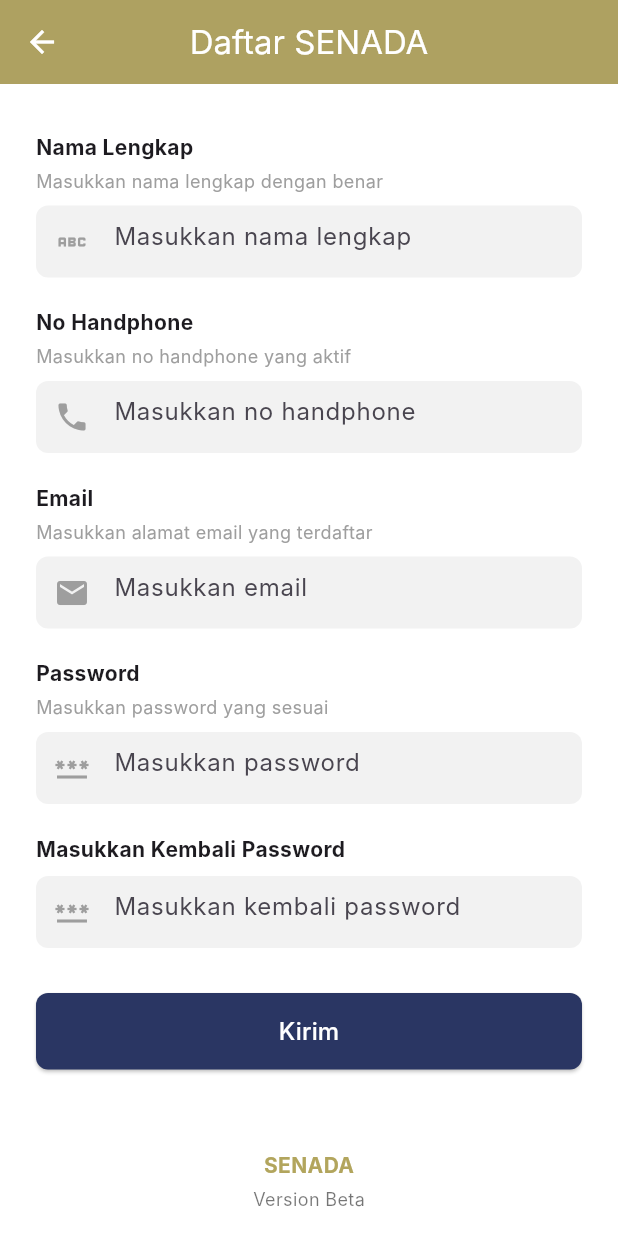
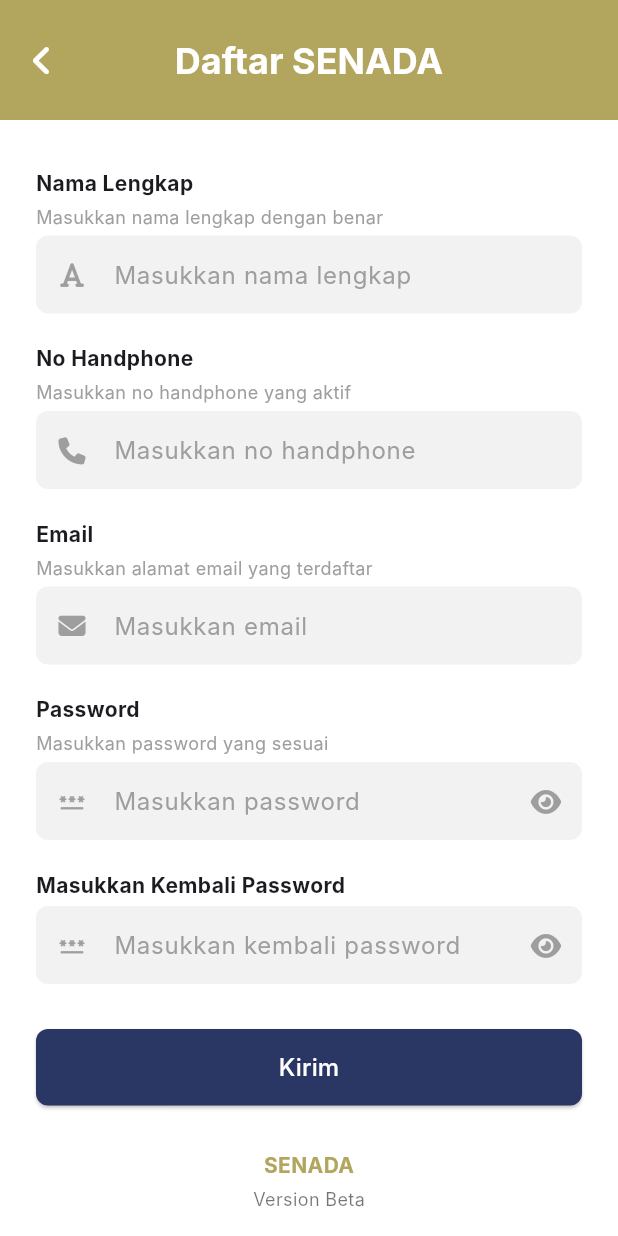
Before and after one commit to agunglaksonoputra/senada-project, a Flutter app: the Login screen opened by its route, after a tap on "Belum memiliki akun? Daftar Sekarang", on a phone screen of 412 x 824 dp. Run offline on Flutter 3.47's test engine with Material 3 defaults, Android fonts, the phone set to English and light mode, and no system bars; our stand-ins replace email_validator, firebase_auth, firebase_core, flutter_bloc, flutter_dotenv, font_awesome_flutter and 1 more; accounts and stored records are empty; network calls fail; Roboto replaces fonts that are missing (Inter).

Commit message:
refactor(auth-page): redesign and move widget input field

```diff
--- a/lib/screens/auth/Login.dart
+++ b/lib/screens/auth/Login.dart
@@ -1,6 +1,7 @@
 import 'package:flutter/material.dart';
+import 'package:font_awesome_flutter/font_awesome_flutter.dart';
 import 'package:senada/services/Auth/auth_service.dart';
-import 'package:supabase_flutter/supabase_flutter.dart';
+import 'package:senada/widgets/input_field.dart';
 
 class Login extends StatefulWidget {
   const Login({super.key});
@@ -25,14 +26,9 @@
         email: _emailController.text.trim(),
         password: _passwordController.text
       );
-      // final authResponse = await Supabase.instance.client.auth
-      //     .signInWithPassword(
-      //       email: _emailController.text.trim(),
-      //       password: _passwordController.text,
-      //     );
 
       if (authResponse == null) {
-        Navigator.pushReplacementNamed(context, '/');
+        Navigator.pushNamedAndRemoveUntil(context, '/', (route) => false);
       }
     } catch (e) {
       ScaffoldMessenger.of(
@@ -58,53 +54,49 @@
       backgroundColor: Colors.white,
       appBar: AppBar(
         backgroundColor: const Color(0xFFB2A55D),
+        toolbarHeight: 80,
         title: const Text(
           'Masuk ke SENADA',
-          style: TextStyle(color: Colors.white),
+          style: TextStyle(
+            fontWeight: FontWeight.bold,
+            color: Colors.white,
+            fontSize: 24,
+          ),
         ),
         centerTitle: true,
         leading: IconButton(
-          icon: const Icon(Icons.arrow_back, color: Colors.white),
+          icon: const FaIcon(FontAwesomeIcons.angleLeft, color: Colors.white),
           onPressed: () {
             Navigator.pop(context);
           },
         ),
-        elevation: 1,
       ),
       body: SingleChildScrollView(
-        padding: const EdgeInsets.symmetric(horizontal: 24, vertical: 32),
+        padding: const EdgeInsets.symmetric(horizontal: 20, vertical: 30),
         child: Column(
           crossAxisAlignment: CrossAxisAlignment.start,
           children: [
-            const Text('Email', style: TextStyle(fontWeight: FontWeight.bold)),
-            const SizedBox(height: 4),
-            const Text(
-              'Masukkan alamat email yang terdaftar',
-              style: TextStyle(fontSize: 12, color: Colors.grey),
-            ),
-            const SizedBox(height: 8),
-            _buildInputField(
-              icon: Icons.email,
-              hintText: 'Masukkan email',
-              controller: _emailController,
+            buildInputContainer(
+              label: 'Email',
+              description: 'Masukkan alamat email yang terdaftar',
+              inputField: InputField(
+                icon: FontAwesomeIcons.solidEnvelope,
+                hintText: 'Masukkan Email',
+                controller: _emailController,
+              ),
             ),
             const SizedBox(height: 20),
-            const Text(
-              'Password',
-              style: TextStyle(fontWeight: FontWeight.bold),
+            buildInputContainer(
+              label: 'Password',
+              description: 'Masukkan password yang sesuai',
+              inputField: InputField(
+                icon: Icons.password,
+                hintText: 'Masukkan password',
+                controller: _passwordController,
+                isPasswordField: true,
+              ),
             ),
-            const SizedBox(height: 4),
-            const Text(
-              'Masukkan password yang sesuai',
-              style: TextStyle(fontSize: 12, color: Colors.grey),
-            ),
-            const SizedBox(height: 8),
-            _buildInputField(
-              icon: Icons.password,
-              hintText: 'Masukkan password',
-              controller: _passwordController,
-              isPassword: true,
-            ),
+
             const SizedBox(height: 10),
             Align(
               alignment: Alignment.centerLeft,
@@ -176,27 +168,4 @@
       ),
     );
   }
-
-  Widget _buildInputField({
-    required IconData icon,
-    required String hintText,
-    required TextEditingController controller,
-    bool isPassword = false,
-  }) {
-    return Container(
-      decoration: BoxDecoration(
-        color: const Color(0xFFF2F2F2),
-        borderRadius: BorderRadius.circular(8),
-      ),
-      child: TextField(
-        controller: controller,
-        obscureText: isPassword,
-        decoration: InputDecoration(
-          prefixIcon: Icon(icon, color: Colors.grey),
-          hintText: hintText,
-          border: InputBorder.none,
-        ),
-      ),
-    );
-  }
 }
--- a/lib/screens/auth/Register.dart
+++ b/lib/screens/auth/Register.dart
@@ -1,5 +1,7 @@
 import 'package:flutter/material.dart';
+import 'package:font_awesome_flutter/font_awesome_flutter.dart';
 import 'package:senada/services/Auth/auth_service.dart';
+import 'package:senada/widgets/input_field.dart';
 
 class Register extends StatefulWidget {
   @override
@@ -7,23 +9,22 @@
 }
 
 class _RegisterState extends State<Register> {
-  final fullNameController = TextEditingController();
-  final phoneController = TextEditingController();
-  final emailController = TextEditingController();
-  final passwordController = TextEditingController();
-  final confirmPasswordController = TextEditingController();
-  final authService =
-      AuthService(); // instance dari AuthService (pastikan kamu sudah punya class-nya)
+  final _fullNameController = TextEditingController();
+  final _phoneController = TextEditingController();
+  final _emailController = TextEditingController();
+  final _passwordController = TextEditingController();
+  final _confirmPasswordController = TextEditingController();
+  final authService = AuthService();
 
   bool isLoading = false;
 
   @override
   void dispose() {
-    fullNameController.dispose();
-    phoneController.dispose();
-    emailController.dispose();
-    passwordController.dispose();
-    confirmPasswordController.dispose();
+    _fullNameController.dispose();
+    _phoneController.dispose();
+    _emailController.dispose();
+    _passwordController.dispose();
+    _confirmPasswordController.dispose();
     super.dispose();
   }
 
@@ -34,7 +35,7 @@
 
     try {
       // Pengecekan password
-      if (passwordController.text != confirmPasswordController.text) {
+      if (_passwordController.text != _confirmPasswordController.text) {
         ScaffoldMessenger.of(context).showSnackBar(
           const SnackBar(content: Text('Password dan konfirmasi password tidak cocok!')),
         );
@@ -45,10 +46,10 @@
       }
 
       String? errorMessage = await authService.signUp(
-        fullName: fullNameController.text.trim(),
-        phoneNumber: phoneController.text.trim(),
-        email: emailController.text.trim(),
-        password: passwordController.text,
+        fullName: _fullNameController.text.trim(),
+        phoneNumber: _phoneController.text.trim(),
+        email: _emailController.text.trim(),
+        password: _passwordController.text,
       );
 
       if (errorMessage != null) {
@@ -83,57 +84,77 @@
       backgroundColor: Colors.white,
       appBar: AppBar(
         backgroundColor: const Color(0xFFB2A55D),
+        toolbarHeight: 80,
         title: const Text(
           'Daftar SENADA',
-          style: TextStyle(color: Colors.white),
+          style: TextStyle(
+            fontWeight: FontWeight.bold,
+            color: Colors.white,
+            fontSize: 24,
+          ),
         ),
         centerTitle: true,
         leading: IconButton(
-          icon: const Icon(Icons.arrow_back, color: Colors.white),
-          onPressed: () => Navigator.pop(context),
+          icon: const FaIcon(FontAwesomeIcons.angleLeft, color: Colors.white),
+          onPressed: () {
+            Navigator.pop(context);
+          },
         ),
-        elevation: 1,
       ),
       body: SingleChildScrollView(
         padding: const EdgeInsets.symmetric(horizontal: 24, vertical: 32),
         child: Column(
           crossAxisAlignment: CrossAxisAlignment.start,
           children: [
-            _buildLabel('Nama Lengkap', 'Masukkan nama lengkap dengan benar'),
-            _buildInputField(
-              icon: Icons.abc,
+            buildInputContainer(
+              label: 'Nama Lengkap',
+              description: 'Masukkan nama lengkap dengan benar',
+              inputField: InputField(
+                icon: FontAwesomeIcons.font,
                 hintText: 'Masukkan nama lengkap',
-              controller: fullNameController,
+                controller: _fullNameController,
+              ),
             ),
             const SizedBox(height: 20),
-            _buildLabel('No Handphone', 'Masukkan no handphone yang aktif'),
-            _buildInputField(
-              icon: Icons.phone,
+            buildInputContainer(
+              label: 'No Handphone',
+              description: 'Masukkan no handphone yang aktif',
+              inputField: InputField(
+                icon: FontAwesomeIcons.phone,
                 hintText: 'Masukkan no handphone',
-              controller: phoneController,
+                controller: _phoneController,
+              ),
             ),
             const SizedBox(height: 20),
-            _buildLabel('Email', 'Masukkan alamat email yang terdaftar'),
-            _buildInputField(
-              icon: Icons.email,
+            buildInputContainer(
+              label: 'Email',
+              description: 'Masukkan alamat email yang terdaftar',
+              inputField: InputField(
+                icon: FontAwesomeIcons.solidEnvelope,
                 hintText: 'Masukkan email',
-              controller: emailController,
+                controller: _emailController,
+              ),
             ),
             const SizedBox(height: 20),
-            _buildLabel('Password', 'Masukkan password yang sesuai'),
-            _buildInputField(
+            buildInputContainer(
+              label: 'Password',
+              description: 'Masukkan password yang sesuai',
+              inputField: InputField(
                 icon: Icons.password,
                 hintText: 'Masukkan password',
-              controller: passwordController,
-              isPassword: true,
+                controller: _passwordController,
+                isPasswordField: true,
+              ),
             ),
             const SizedBox(height: 20),
-            _buildLabel('Masukkan Kembali Password', ''),
-            _buildInputField(
+            buildInputContainer(
+              label: 'Masukkan Kembali Password',
+              inputField: InputField(
                 icon: Icons.password,
                 hintText: 'Masukkan kembali password',
-              controller: confirmPasswordController,
-              isPassword: true,
+                controller: _confirmPasswordController,
+                isPasswordField: true,
+              ),
             ),
             const SizedBox(height: 30),
             SizedBox(
@@ -156,6 +177,7 @@
                         ),
               ),
             ),
+
           ],
         ),
       ),
@@ -181,45 +203,4 @@
       ),
     );
   }
-
-  Widget _buildLabel(String title, String subtitle) {
-    return Column(
-      crossAxisAlignment: CrossAxisAlignment.start,
-      children: [
-        Text(title, style: const TextStyle(fontWeight: FontWeight.bold)),
-        if (subtitle.isNotEmpty)
-          Padding(
-            padding: const EdgeInsets.only(top: 4.0),
-            child: Text(
-              subtitle,
-              style: const TextStyle(fontSize: 12, color: Colors.grey),
-            ),
-          ),
-        const SizedBox(height: 8),
-      ],
-    );
 }
-
-  Widget _buildInputField({
-    required IconData icon,
-    required String hintText,
-    bool isPassword = false,
-    TextEditingController? controller,
-  }) {
-    return Container(
-      decoration: BoxDecoration(
-        color: const Color(0xFFF2F2F2),
-        borderRadius: BorderRadius.circular(8),
-      ),
-      child: TextField(
-        controller: controller,
-        obscureText: isPassword,
-        decoration: InputDecoration(
-          prefixIcon: Icon(icon, color: Colors.grey),
-          hintText: hintText,
-          border: InputBorder.none,
-        ),
-      ),
-    );
-  }
-}
--- a/lib/screens/auth/ResetPassword.dart
+++ b/lib/screens/auth/ResetPassword.dart
@@ -1,6 +1,8 @@
 import 'package:flutter/material.dart';
+import 'package:font_awesome_flutter/font_awesome_flutter.dart';
 import 'package:senada/services/Auth/auth_service.dart';
 import 'package:email_validator/email_validator.dart';
+import 'package:senada/widgets/input_field.dart';
 
 class ResetPassword extends StatefulWidget {
   const ResetPassword({super.key});
@@ -10,12 +12,12 @@
 }
 
 class _ResetPasswordState extends State<ResetPassword> {
-  final TextEditingController emailController = TextEditingController();
+  final TextEditingController _emailController = TextEditingController();
   final authService = AuthService();
   bool isLoading = false;
 
   void _handleResetPassword() async {
-    final email = emailController.text.trim();
+    final email = _emailController.text.trim();
 
     if (email.isEmpty || !EmailValidator.validate(email)) {
       ScaffoldMessenger.of(context).showSnackBar(
@@ -55,35 +57,36 @@
       backgroundColor: Colors.white,
       appBar: AppBar(
         backgroundColor: const Color(0xFFB2A55D),
+        toolbarHeight: 80,
         title: const Text(
           'Reset Password',
-          style: TextStyle(color: Colors.white),
+          style: TextStyle(
+            fontWeight: FontWeight.bold,
+            color: Colors.white,
+            fontSize: 24,
+          ),
         ),
         centerTitle: true,
         leading: IconButton(
-          icon: const Icon(Icons.arrow_back, color: Colors.white),
+          icon: const FaIcon(FontAwesomeIcons.angleLeft, color: Colors.white),
           onPressed: () {
             Navigator.pop(context);
           },
         ),
-        elevation: 1,
       ),
       body: SingleChildScrollView(
         padding: const EdgeInsets.symmetric(horizontal: 24, vertical: 32),
         child: Column(
           crossAxisAlignment: CrossAxisAlignment.start,
           children: [
-            const Text('Email', style: TextStyle(fontWeight: FontWeight.bold)),
-            const SizedBox(height: 4),
-            const Text(
-              'Masukkan alamat email yang terdaftar',
-              style: TextStyle(fontSize: 12, color: Colors.grey),
-            ),
-            const SizedBox(height: 8),
-            _buildInputField(
-              icon: Icons.email,
-              hintText: 'Masukkan email',
-              controller: emailController,
+            buildInputContainer(
+              label: 'Email',
+              description: 'Masukkan alamat email yang terdaftar',
+              inputField: InputField(
+                  icon: FontAwesomeIcons.solidEnvelope,
+                  hintText: 'Masukkan email',
+                  controller: _emailController,
+              ),
             ),
             const SizedBox(height: 20),
             SizedBox(
--- /dev/null
+++ b/lib/widgets/input_field.dart
@@ -0,0 +1,87 @@
+import 'package:flutter/material.dart';
+import 'package:font_awesome_flutter/font_awesome_flutter.dart';
+
+class InputField extends StatefulWidget {
+  final IconData icon;
+  final String hintText;
+  final TextEditingController controller;
+  final bool isPasswordField;
+
+  const InputField({
+    Key? key,
+    required this.icon,
+    required this.hintText,
+    required this.controller,
+    this.isPasswordField = false,
+  }) : super(key:key);
+
+  @override
+  State<InputField> createState() => _InputFieldState();
+}
+
+class _InputFieldState extends State<InputField> {
+  bool _obscureText = true;
+
+  @override
+  Widget build(BuildContext context) {
+    return Container(
+      decoration: BoxDecoration(
+        color: const Color(0xFFF2F2F2),
+        borderRadius: BorderRadius.circular(8),
+      ),
+      child: TextField(
+        controller: widget.controller,
+        obscureText: widget.isPasswordField ? _obscureText : false,
+        decoration: InputDecoration(
+          prefixIcon: Row(
+            mainAxisSize: MainAxisSize.min,
+            mainAxisAlignment: MainAxisAlignment.center,
+            children: [
+              FaIcon(widget.icon, color: Colors.grey),
+            ],
+          ),
+          hintText: widget.hintText,
+          hintStyle: TextStyle(
+            color: Colors.grey,
+          ),
+          border: InputBorder.none,
+          isDense: true,
+          contentPadding: const EdgeInsets.symmetric(vertical: 14),
+          suffixIcon: widget.isPasswordField
+              ? IconButton(
+            icon: FaIcon(
+              _obscureText
+                  ? FontAwesomeIcons.solidEye
+                  : FontAwesomeIcons.solidEyeSlash,
+              color: Colors.grey,
+            ),
+            onPressed: () {
+              setState(() {
+                _obscureText = !_obscureText;
+              });
+            },
+          ) : null,
+        ),
+      ),
+    );
+  }
+}
+
+Widget buildInputContainer({
+  required String label,
+  String? description,
+  required Widget inputField,
+}) {
+  return Column(
+    crossAxisAlignment: CrossAxisAlignment.start,
+    children: [
+      Text(label, style: const TextStyle(fontWeight: FontWeight.bold)),
+      const SizedBox(height: 4),
+      if (description != null && description.isNotEmpty) ...[
+        Text(description, style: const TextStyle(fontSize: 12, color: Colors.grey)),
+        const SizedBox(height: 4),
+      ],
+      inputField,
+    ],
+  );
+}
--- a/pubspec.yaml
+++ b/pubspec.yaml
@@ -16,6 +16,7 @@
   http: ^1.3.0
   firebase_core: ^3.13.0
   firebase_auth: ^5.5.3
+  font_awesome_flutter: ^10.8.0
 
 dev_dependencies:
   flutter_test:
```
Also changed, not shown: pubspec.lock. Lines whose indentation alone changed are shown as unchanged.
